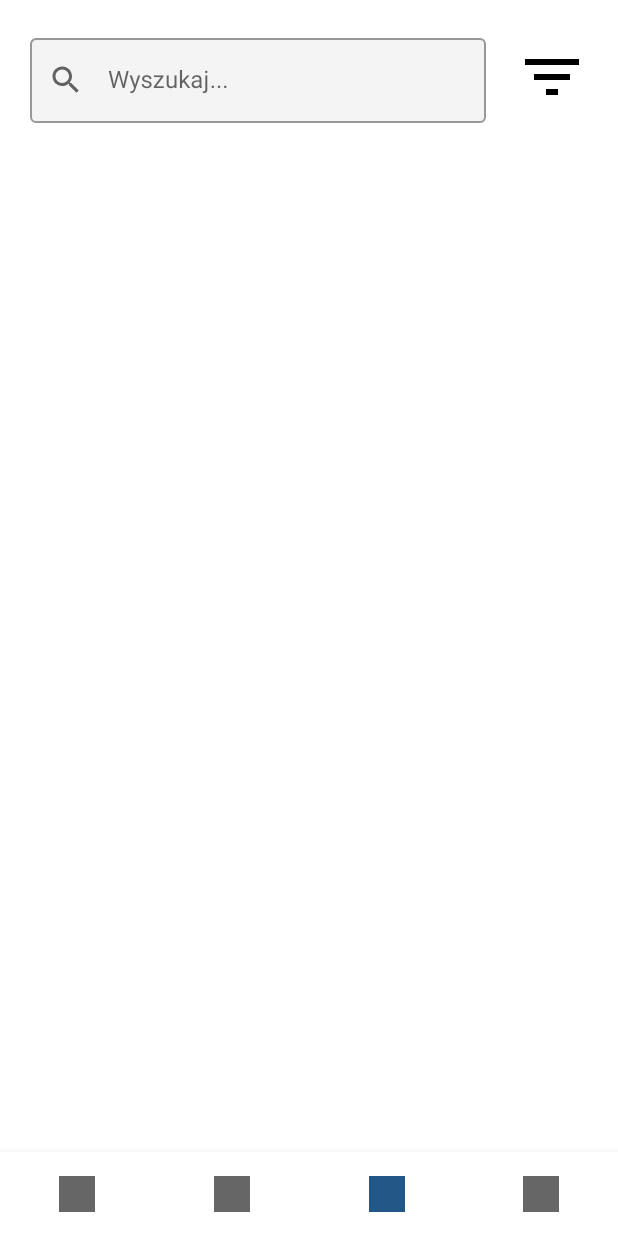
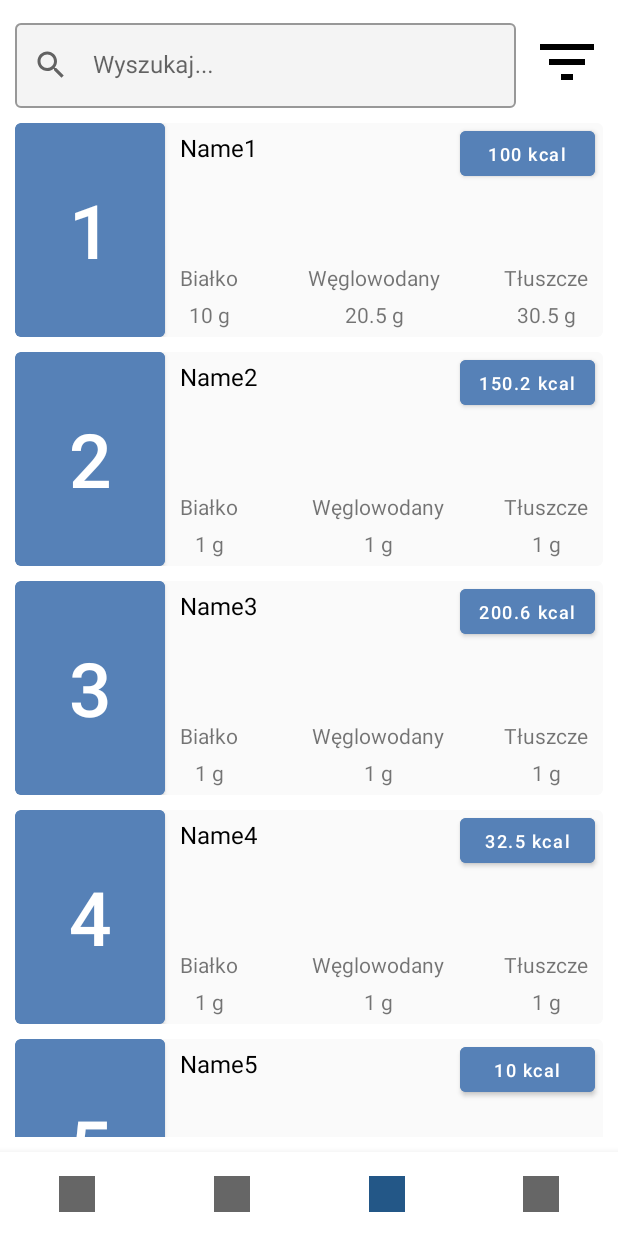
Before and after one commit to KamilDonda/diet-app-mobile, an Android app: the MealsFragment screen opened through its navigation route, on a phone screen of 412 x 824 dp. Run offline under Robolectric (Android 15) with nearby library versions, the phone set to English and light mode, and no system bars; our stand-ins replace navigation-ui.

Commit message:
Add MealsAdapter and RecyclerView

```diff
--- /dev/null
+++ b/app/src/main/java/com/example/dietapp/adapters/MealsAdapter.kt
@@ -0,0 +1,53 @@
+package com.example.dietapp.adapters
+
+import android.view.LayoutInflater
+import android.view.View
+import android.view.ViewGroup
+import androidx.recyclerview.widget.RecyclerView
+import com.example.dietapp.R
+import com.example.dietapp.models.Meal
+import com.example.dietapp.utils.FloatConverter
+import com.google.android.material.button.MaterialButton
+import com.google.android.material.textview.MaterialTextView
+
+class MealsAdapter() : RecyclerView.Adapter<MealsAdapter.Holder>() {
+    inner class Holder(view: View) : RecyclerView.ViewHolder(view)
+
+    private val _list = ArrayList<Meal>()
+
+    fun setList(list: ArrayList<Meal>) {
+        _list.clear()
+        _list.addAll(list)
+        notifyDataSetChanged()
+    }
+
+    override fun getItemCount() = _list.size
+
+    override fun onCreateViewHolder(parent: ViewGroup, viewType: Int) = Holder(
+        LayoutInflater.from(parent.context).inflate(
+            R.layout.meal, parent, false
+        )
+    )
+
+    override fun onBindViewHolder(holder: Holder, position: Int) {
+        val root = holder.itemView.rootView
+        val number = holder.itemView.findViewById<MaterialButton>(R.id.meal_number)
+        val name = holder.itemView.findViewById<MaterialTextView>(R.id.meal_name)
+        val kcal = holder.itemView.findViewById<MaterialButton>(R.id.meal_kcal)
+        val proteins = holder.itemView.findViewById<MaterialTextView>(R.id.meal_proteins)
+        val carbs = holder.itemView.findViewById<MaterialTextView>(R.id.meal_carbs)
+        val fats = holder.itemView.findViewById<MaterialTextView>(R.id.meal_fats)
+
+        val item = _list[position]
+
+        number.text = (position + 1).toString()
+        name.text = item.name
+        kcal.text = FloatConverter.floatToString(item.kcal, "kcal")
+        proteins.text = FloatConverter.floatToString(item.proteins, "g")
+        carbs.text = FloatConverter.floatToString(item.carbs, "g")
+        fats.text = FloatConverter.floatToString(item.fats, "g")
+
+        root.setOnClickListener {
+        }
+    }
+}
--- /dev/null
+++ b/app/src/main/java/com/example/dietapp/models/Meal.kt
@@ -0,0 +1,12 @@
+package com.example.dietapp.models
+
+data class Meal(
+    val id: Int,
+    val name: String,
+    val description: String,
+    val category: String,
+    val kcal: Float,
+    val proteins: Float,
+    val carbs: Float,
+    val fats: Float
+)
--- a/app/src/main/java/com/example/dietapp/ui/meals/MealsFragment.kt
+++ b/app/src/main/java/com/example/dietapp/ui/meals/MealsFragment.kt
@@ -6,8 +6,13 @@ import android.view.LayoutInflater
 import android.view.View
 import android.view.ViewGroup
 import com.example.dietapp.R
+import com.example.dietapp.adapters.MealsAdapter
+import com.example.dietapp.models.Meal
+import kotlinx.android.synthetic.main.fragment_meals.*
 
 class MealsFragment : Fragment() {
+    private val mealsAdapter = MealsAdapter()
+
     override fun onCreateView(
         inflater: LayoutInflater,
         container: ViewGroup?,
@@ -15,4 +20,20 @@ class MealsFragment : Fragment() {
     ): View? {
         return inflater.inflate(R.layout.fragment_meals, container, false)
     }
+
+    override fun onViewCreated(view: View, savedInstanceState: Bundle?) {
+        super.onViewCreated(view, savedInstanceState)
+
+        meals_rv.adapter = mealsAdapter
+
+        val meals = ArrayList<Meal>()
+        meals.add(Meal(1, "Name1", "", "", 100f, 10f, 20.5f, 30.536f))
+        meals.add(Meal(2, "Name2", "", "", 150.21f, 1f, 1f, 1f))
+        meals.add(Meal(3, "Name3", "", "", 200.567f, 1f, 1f, 1f))
+        meals.add(Meal(4, "Name4", "", "", 32.5f, 1f, 1f, 1f))
+        meals.add(Meal(5, "Name5", "", "", 10f, 1f, 1f, 1f))
+        meals.add(Meal(6, "Name6", "", "", 15f, 1f, 1f, 1f))
+
+        mealsAdapter.setList(meals)
+    }
 }
--- /dev/null
+++ b/app/src/main/java/com/example/dietapp/utils/FloatConverter.kt
@@ -0,0 +1,22 @@
+package com.example.dietapp.utils
+
+import kotlin.math.round
+
+class FloatConverter {
+    companion object {
+        fun floatToString(float: Float, suffix: String = ""): String {
+            val number = if (isWhole(float)) float.toInt() else float.round(1)
+            return "$number $suffix".trim()
+        }
+
+        private fun isWhole(value: Float): Boolean {
+            return value - value.toInt() == 0.0f
+        }
+
+        private fun Float.round(decimals: Int): Float {
+            var multiplier = 1.0f
+            repeat(decimals) { multiplier *= 10 }
+            return round(this * multiplier) / multiplier
+        }
+    }
+}
--- a/app/src/main/res/layout/fragment_meals.xml
+++ b/app/src/main/res/layout/fragment_meals.xml
@@ -10,7 +10,7 @@
         android:id="@+id/constraintLayout"
         android:layout_width="match_parent"
         android:layout_height="wrap_content"
-        android:layout_margin="20dp"
+        android:layout_margin="10dp"
         app:layout_constraintEnd_toEndOf="parent"
         app:layout_constraintStart_toStartOf="parent"
         app:layout_constraintTop_toTopOf="parent">
@@ -20,7 +20,7 @@
             style="@style/Widget.MaterialComponents.TextInputLayout.OutlinedBox"
             android:layout_width="match_parent"
             android:layout_height="wrap_content"
-            android:layout_marginEnd="20dp"
+            android:layout_marginEnd="10dp"
             android:hint="Wyszukaj..."
             app:boxBackgroundColor="#F4F4F4"
             app:layout_constrainedWidth="true"
@@ -51,11 +51,13 @@
 
     <androidx.recyclerview.widget.RecyclerView
         android:id="@+id/meals_rv"
-        android:layout_margin="20dp"
         android:layout_width="match_parent"
         android:layout_height="match_parent"
+        android:layout_margin="10dp"
+        app:layoutManager="androidx.recyclerview.widget.LinearLayoutManager"
         app:layout_constrainedHeight="true"
         app:layout_constraintBottom_toBottomOf="parent"
-        app:layout_constraintTop_toBottomOf="@+id/constraintLayout" />
+        app:layout_constraintTop_toBottomOf="@+id/constraintLayout"
+        tools:listitem="@layout/meal" />
 
 </androidx.constraintlayout.widget.ConstraintLayout>
--- /dev/null
+++ b/app/src/main/res/layout/meal.xml
@@ -0,0 +1,128 @@
+<?xml version="1.0" encoding="utf-8"?>
+<com.google.android.material.card.MaterialCardView xmlns:android="http://schemas.android.com/apk/res/android"
+    xmlns:app="http://schemas.android.com/apk/res-auto"
+    android:layout_width="match_parent"
+    android:layout_height="wrap_content"
+    android:layout_marginBottom="10dp"
+    app:cardElevation="0dp"
+    app:rippleColor="@android:color/transparent">
+
+    <androidx.constraintlayout.widget.ConstraintLayout
+        android:layout_width="match_parent"
+        android:layout_height="wrap_content"
+        android:background="#fafafa">
+
+        <com.google.android.material.button.MaterialButton
+            android:id="@+id/meal_number"
+            android:layout_width="100dp"
+            android:layout_height="0dp"
+            android:backgroundTint="@color/primaryColorLight"
+            android:clickable="false"
+            android:insetTop="0dp"
+            android:insetBottom="0dp"
+            android:textSize="50sp"
+            app:layout_constraintBottom_toBottomOf="parent"
+            app:layout_constraintStart_toStartOf="parent"
+            app:layout_constraintTop_toTopOf="parent" />
+
+        <com.google.android.material.textview.MaterialTextView
+            android:id="@+id/meal_name"
+            android:layout_width="match_parent"
+            android:layout_height="wrap_content"
+            android:layout_marginHorizontal="10dp"
+            android:layout_marginTop="5dp"
+            android:lines="4"
+            android:textColor="@color/black"
+            android:textSize="16sp"
+            app:layout_constrainedWidth="true"
+            app:layout_constraintEnd_toStartOf="@+id/meal_kcal"
+            app:layout_constraintStart_toEndOf="@+id/meal_number"
+            app:layout_constraintTop_toTopOf="parent" />
+
+        <com.google.android.material.button.MaterialButton
+            android:id="@+id/meal_kcal"
+            android:layout_width="90dp"
+            android:layout_height="30dp"
+            android:layout_marginTop="5dp"
+            android:layout_marginEnd="5dp"
+            android:backgroundTint="@color/primaryColorLight"
+            android:clickable="false"
+            android:insetTop="0dp"
+            android:insetBottom="0dp"
+            android:padding="0dp"
+            android:textAllCaps="false"
+            android:textSize="12sp"
+            app:layout_constraintEnd_toEndOf="parent"
+            app:layout_constraintTop_toTopOf="parent" />
+
+        <androidx.constraintlayout.widget.ConstraintLayout
+            android:layout_width="match_parent"
+            android:layout_height="wrap_content"
+            android:layout_marginHorizontal="10dp"
+            android:layout_marginTop="10dp"
+            android:layout_marginBottom="5dp"
+            app:layout_constrainedWidth="true"
+            app:layout_constraintBottom_toBottomOf="parent"
+            app:layout_constraintEnd_toEndOf="parent"
+            app:layout_constraintStart_toEndOf="@+id/meal_number"
+            app:layout_constraintTop_toBottomOf="@+id/meal_name">
+
+            <com.google.android.material.textview.MaterialTextView
+                android:id="@+id/meal_proteins_header"
+                android:layout_width="wrap_content"
+                android:layout_height="wrap_content"
+                android:text="@string/proteins"
+                app:layout_constraintStart_toStartOf="parent"
+                app:layout_constraintTop_toTopOf="parent" />
+
+            <com.google.android.material.textview.MaterialTextView
+                android:id="@+id/meal_carbs_header"
+                android:layout_width="wrap_content"
+                android:layout_height="wrap_content"
+                android:text="@string/carbs"
+                app:layout_constraintEnd_toStartOf="@+id/meal_fats"
+                app:layout_constraintStart_toEndOf="@+id/meal_proteins"
+                app:layout_constraintTop_toTopOf="parent" />
+
+            <com.google.android.material.textview.MaterialTextView
+                android:id="@+id/meal_fats_header"
+                android:layout_width="wrap_content"
+                android:layout_height="wrap_content"
+                android:text="@string/fats"
+                app:layout_constraintEnd_toEndOf="parent"
+                app:layout_constraintTop_toTopOf="parent" />
+
+            <com.google.android.material.textview.MaterialTextView
+                android:id="@+id/meal_proteins"
+                android:layout_width="wrap_content"
+                android:layout_height="wrap_content"
+                android:layout_marginTop="5dp"
+                app:layout_constraintBottom_toBottomOf="parent"
+                app:layout_constraintEnd_toEndOf="@+id/meal_proteins_header"
+                app:layout_constraintStart_toStartOf="@+id/meal_proteins_header"
+                app:layout_constraintTop_toBottomOf="@+id/meal_proteins_header" />
+
+            <com.google.android.material.textview.MaterialTextView
+                android:id="@+id/meal_carbs"
+                android:layout_width="wrap_content"
+                android:layout_height="wrap_content"
+                android:layout_marginTop="5dp"
+                app:layout_constraintBottom_toBottomOf="parent"
+                app:layout_constraintEnd_toEndOf="@+id/meal_carbs_header"
+                app:layout_constraintStart_toStartOf="@+id/meal_carbs_header"
+                app:layout_constraintTop_toBottomOf="@+id/meal_carbs_header" />
+
+            <com.google.android.material.textview.MaterialTextView
+                android:id="@+id/meal_fats"
+                android:layout_width="wrap_content"
+                android:layout_height="wrap_content"
+                android:layout_marginTop="5dp"
+                app:layout_constraintBottom_toBottomOf="parent"
+                app:layout_constraintEnd_toEndOf="@+id/meal_fats_header"
+                app:layout_constraintStart_toStartOf="@+id/meal_fats_header"
+                app:layout_constraintTop_toBottomOf="@+id/meal_fats_header" />
+
+        </androidx.constraintlayout.widget.ConstraintLayout>
+
+    </androidx.constraintlayout.widget.ConstraintLayout>
+</com.google.android.material.card.MaterialCardView>
--- a/app/src/main/res/values/strings.xml
+++ b/app/src/main/res/values/strings.xml
@@ -1,3 +1,6 @@
 <resources>
     <string name="app_name">Diet App</string>
+    <string name="proteins">Białko</string>
+    <string name="carbs">Węglowodany</string>
+    <string name="fats">Tłuszcze</string>
 </resources>
```
